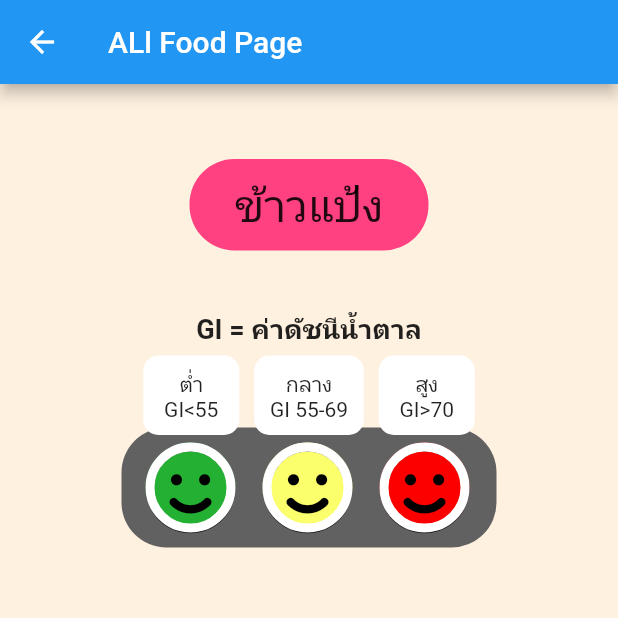
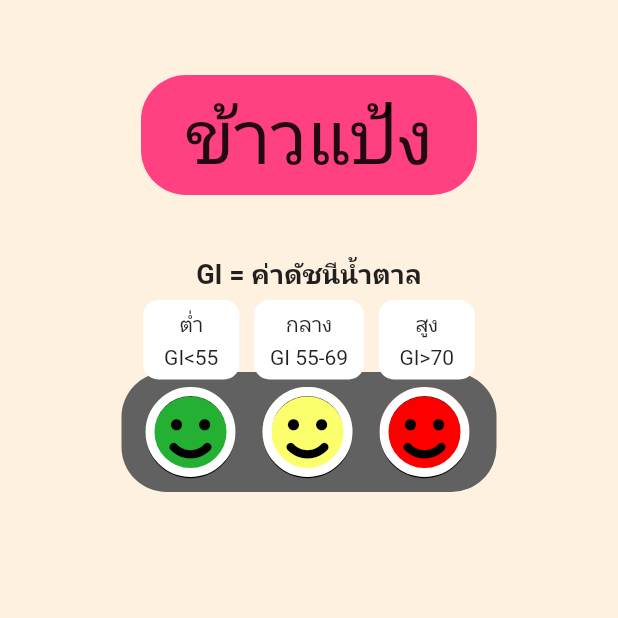
Before and after one commit to AINutritionProject/KinDeeUDee, a Flutter app: the AllFoodPage screen opened directly with empty values, on a phone screen of 412 x 824 dp, the top half of it. Run offline on Flutter 3.47's test engine with Material 2 defaults, Android fonts, the phone set to English and light mode, and no system bars; our stand-ins replace camera, cloud_firestore, csv, dotted_border, firebase_auth, firebase_core and 6 more; accounts and stored records are empty.

Commit message:
edit fontsize

```diff
--- a/lib/pages/all_food.dart
+++ b/lib/pages/all_food.dart
@@ -71,7 +71,6 @@ class AllFoodPage extends StatelessWidget {
   @override
   Widget build(BuildContext context) {
     return Scaffold(
-      appBar: AppBar(title: const Text("ALl Food Page")),
       backgroundColor: const Color.fromRGBO(255, 241, 224, 1),
       body: SingleChildScrollView(
         child: Column(
@@ -80,8 +79,9 @@ class AllFoodPage extends StatelessWidget {
               child: Padding(
                 padding: const EdgeInsets.only(top: 50, bottom: 40),
                 child: Container(
-                  padding:
-                      const EdgeInsets.symmetric(horizontal: 30, vertical: 10),
+                  alignment: Alignment.center,
+                  width: 224,
+                  height: 80,
                   decoration: const BoxDecoration(
                     color: Colors.pinkAccent,
                     borderRadius: BorderRadius.all(
@@ -91,7 +91,7 @@ class AllFoodPage extends StatelessWidget {
                   child: Text(
                     type == "Fruit" ? "ผลไม้" : "ข้าวแป้ง",
                     style: const TextStyle(
-                      fontSize: 30,
+                      fontSize: 50,
                     ),
                   ),
                 ),
@@ -162,7 +162,13 @@ class AllFoodPage extends StatelessWidget {
                           ),
                           child: const Column(
                             mainAxisAlignment: MainAxisAlignment.center,
-                            children: [Text("ต่ำ"), Text("GI<55")],
+                            children: [
+                              Padding(
+                                padding: EdgeInsets.only(bottom: 5),
+                                child: Text("ต่ำ"),
+                              ),
+                              Text("GI<55")
+                            ],
                           ),
                         ),
                         Padding(
@@ -178,7 +184,13 @@ class AllFoodPage extends StatelessWidget {
                             ),
                             child: const Column(
                               mainAxisAlignment: MainAxisAlignment.center,
-                              children: [Text("กลาง"), Text("GI 55-69")],
+                              children: [
+                                Padding(
+                                  padding: EdgeInsets.only(bottom: 5),
+                                  child: Text("กลาง"),
+                                ),
+                                Text("GI 55-69")
+                              ],
                             ),
                           ),
                         ),
@@ -193,7 +205,13 @@ class AllFoodPage extends StatelessWidget {
                           ),
                           child: const Column(
                             mainAxisAlignment: MainAxisAlignment.center,
-                            children: [Text("สูง"), Text("GI>70")],
+                            children: [
+                              Padding(
+                                padding: EdgeInsets.only(bottom: 5),
+                                child: Text("สูง"),
+                              ),
+                              Text("GI>70")
+                            ],
                           ),
                         )
                       ],
```
